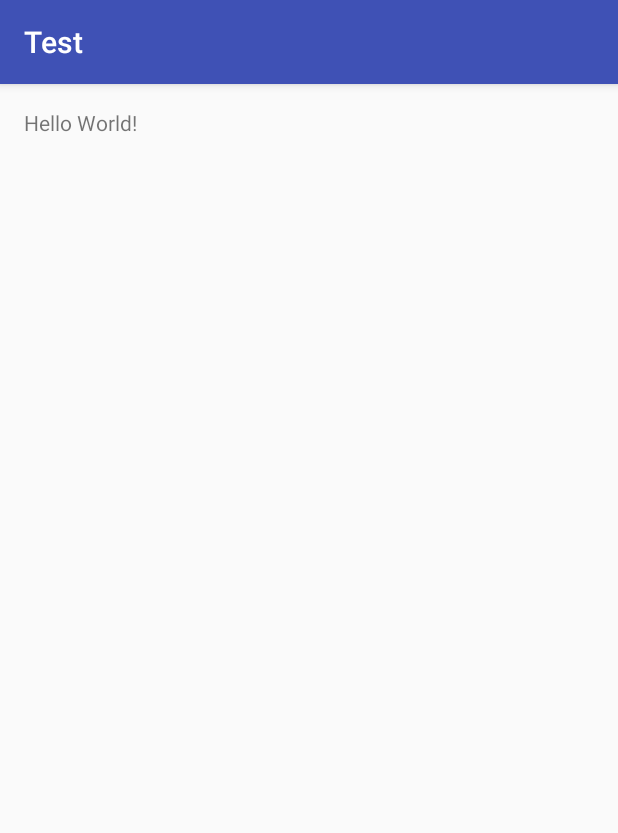
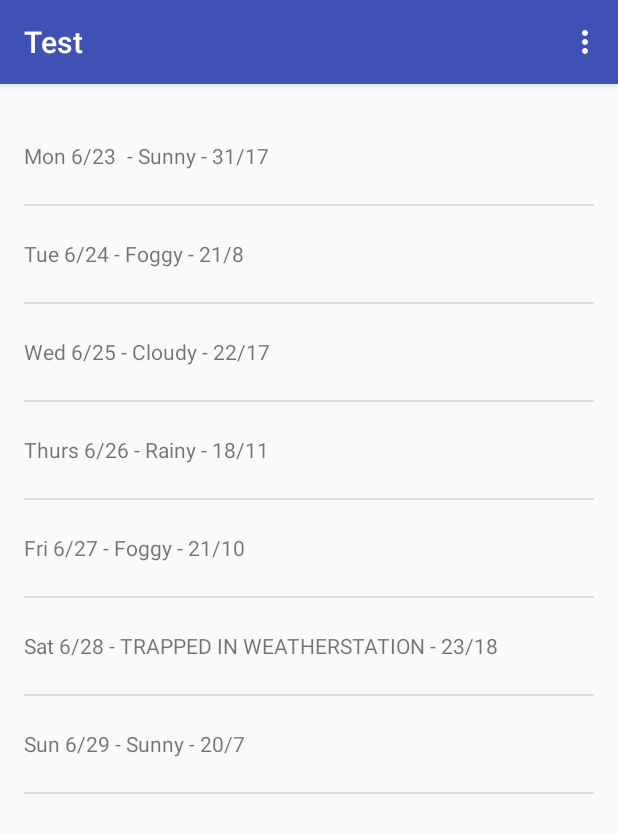
Before and after one commit to s4mur4i/android-test, an Android app: the screen it shows after launch (MainActivity), on a phone screen of 412 x 824 dp. Shown: the top 833 px of the screen. Run offline under Robolectric (Android 15) with nearby library versions, the phone set to English and light mode, and no system bars.

Commit message:
push daily

```diff
--- a/app/build.gradle
+++ b/app/build.gradle
@@ -10,12 +10,15 @@ android {
         targetSdkVersion 23
         versionCode 1
         versionName "1.0"
-    }
+        }
     buildTypes {
         release {
             minifyEnabled false
             proguardFiles getDefaultProguardFile('proguard-android.txt'), 'proguard-rules.pro'
         }
+    }
+    buildTypes.each {
+        it.buildConfigField 'String', 'OPEN_WEATHER_MAP_API_KEY', MyOpenWeatherMapApiKey
     }
 }
 
@@ -23,4 +26,5 @@ dependencies {
     compile fileTree(dir: 'libs', include: ['*.jar'])
     testCompile 'junit:junit:4.12'
     compile 'com.android.support:appcompat-v7:23.3.0'
+    compile 'com.android.support:support-v4:23.3.0'
 }
--- a/app/src/main/AndroidManifest.xml
+++ b/app/src/main/AndroidManifest.xml
@@ -1,6 +1,7 @@
 <?xml version="1.0" encoding="utf-8"?>
 <manifest xmlns:android="http://schemas.android.com/apk/res/android"
     package="hu.banhidy.test">
+    <uses-permission android:name="android.permission.INTERNET"/>
 
     <application
         android:allowBackup="true"
--- /dev/null
+++ b/app/src/main/java/hu/banhidy/test/ForecastFragment.java
@@ -0,0 +1,140 @@
+package hu.banhidy.test;
+
+/**
+ * Created by kbanhidy on 4/18/2016.
+ */
+import android.os.AsyncTask;
+import android.os.Bundle;
+import android.support.v4.app.Fragment;
+import android.util.Log;
+import android.view.LayoutInflater;
+import android.view.View;
+import android.view.ViewGroup;
+import android.widget.ArrayAdapter;
+import android.widget.ListView;
+
+import java.io.BufferedReader;
+import java.io.IOException;
+import java.io.InputStream;
+import java.io.InputStreamReader;
+import java.net.HttpURLConnection;
+import java.net.URL;
+import java.util.ArrayList;
+import java.util.Arrays;
+import java.util.List;
+
+/**
+ * Encapsulates fetching the forecast and displaying it as a {@link ListView} layout.
+ */
+public class ForecastFragment extends Fragment {
+
+    private ArrayAdapter<String> mForecastAdapter;
+
+    public ForecastFragment() {
+    }
+
+    @Override
+    public View onCreateView(LayoutInflater inflater, ViewGroup container,
+                             Bundle savedInstanceState) {
+
+        // Create some dummy data for the ListView.  Here's a sample weekly forecast
+        String[] data = {
+                "Mon 6/23 - Sunny - 31/17",
+                "Tue 6/24 - Foggy - 21/8",
+                "Wed 6/25 - Cloudy - 22/17",
+                "Thurs 6/26 - Rainy - 18/11",
+                "Fri 6/27 - Foggy - 21/10",
+                "Sat 6/28 - TRAPPED IN WEATHERSTATION - 23/18",
+                "Sun 6/29 - Sunny - 20/7"
+        };
+        List<String> weekForecast = new ArrayList<String>(Arrays.asList(data));
+
+        // Now that we have some dummy forecast data, create an ArrayAdapter.
+        // The ArrayAdapter will take data from a source (like our dummy forecast) and
+        // use it to populate the ListView it's attached to.
+        mForecastAdapter =
+                new ArrayAdapter<String>(
+                        getActivity(), // The current context (this activity)
+                        R.layout.list_item_forecast, // The name of the layout ID.
+                        R.id.list_item_forecast_textview, // The ID of the textview to populate.
+                        weekForecast);
+
+        View rootView = inflater.inflate(R.layout.fragment_main, container, false);
+
+        // Get a reference to the ListView, and attach this adapter to it.
+        ListView listView = (ListView) rootView.findViewById(R.id.listview_forecast);
+        listView.setAdapter(mForecastAdapter);
+
+        return rootView;
+    }
+
+    public class FetchWeatherTask extends AsyncTask<String, Void, Void> {
+
+        private final String LOG_TAG = FetchWeatherTask.class.getSimpleName();
+
+        @Override
+        protected Void doInBackground(String... params) {
+            // These two need to be declared outside the try/catch
+            // so that they can be closed in the finally block.
+            HttpURLConnection urlConnection = null;
+            BufferedReader reader = null;
+
+            // Will contain the raw JSON response as a string.
+            String forecastJsonStr = null;
+
+            try {
+                // Construct the URL for the OpenWeatherMap query
+                // Possible parameters are avaiable at OWM's forecast API page, at
+                // http://openweathermap.org/API#forecast
+                String baseUrl = "http://api.openweathermap.org/data/2.5/forecast/daily?q=94043&mode=json&units=metric&cnt=7";
+                String apiKey = "&APPID=" + BuildConfig.OPEN_WEATHER_MAP_API_KEY;
+                URL url = new URL(baseUrl.concat(apiKey));
+
+                // Create the request to OpenWeatherMap, and open the connection
+                urlConnection = (HttpURLConnection) url.openConnection();
+                urlConnection.setRequestMethod("GET");
+                urlConnection.connect();
+
+                // Read the input stream into a String
+                InputStream inputStream = urlConnection.getInputStream();
+                StringBuffer buffer = new StringBuffer();
+                if (inputStream == null) {
+                    // Nothing to do.
+                    return null;
+                }
+                reader = new BufferedReader(new InputStreamReader(inputStream));
+
+                String line;
+                while ((line = reader.readLine()) != null) {
+                    // Since it's JSON, adding a newline isn't necessary (it won't affect parsing)
+                    // But it does make debugging a *lot* easier if you print out the completed
+                    // buffer for debugging.
+                    buffer.append(line + "\n");
+                }
+
+                if (buffer.length() == 0) {
+                    // Stream was empty.  No point in parsing.
+                    return null;
+                }
+                forecastJsonStr = buffer.toString();
+            } catch (IOException e) {
+                Log.e(LOG_TAG, "Error ", e);
+                // If the code didn't successfully get the weather data, there's no point in attemping
+                // to parse it.
+                return null;
+            } finally {
+                if (urlConnection != null) {
+                    urlConnection.disconnect();
+                }
+                if (reader != null) {
+                    try {
+                        reader.close();
+                    } catch (final IOException e) {
+                        Log.e(LOG_TAG, "Error closing stream", e);
+                    }
+                }
+            }
+            return null;
+        }
+    }
+}
--- a/app/src/main/java/hu/banhidy/test/MainActivity.java
+++ b/app/src/main/java/hu/banhidy/test/MainActivity.java
@@ -1,13 +1,44 @@
 package hu.banhidy.test;
 
-import android.support.v7.app.AppCompatActivity;
 import android.os.Bundle;
+import android.support.v7.app.ActionBarActivity;
+import android.view.Menu;
+import android.view.MenuItem;
 
-public class MainActivity extends AppCompatActivity {
+public class MainActivity extends ActionBarActivity {
 
     @Override
     protected void onCreate(Bundle savedInstanceState) {
         super.onCreate(savedInstanceState);
         setContentView(R.layout.activity_main);
+        if (savedInstanceState == null) {
+            getSupportFragmentManager().beginTransaction()
+                    .add(R.id.container, new ForecastFragment())
+                    .commit();
+        }
+    }
+
+    @Override
+    public boolean onCreateOptionsMenu(Menu menu) {
+        // Inflate the menu; this adds items to the action bar if it is present.
+        getMenuInflater().inflate(R.menu.forecastfragment, menu);
+        return true;
+    }
+
+    @Override
+    public boolean onOptionsItemSelected(MenuItem item) {
+        // Handle action bar item clicks here. The action bar will
+        // automatically handle clicks on the Home/Up button, so long
+        // as you specify a parent activity in AndroidManifest.xml.
+        int id = item.getItemId();
+
+        //noinspection SimplifiableIfStatement
+        if (id == R.id.action_settings) {
+            ForecastFragment.FetchWeatherTask weatherTask = new ForecastFragment.FetchWeatherTask();
+            weatherTask.execute("94043");
+            return true;
+        }
+
+        return super.onOptionsItemSelected(item);
     }
 }
--- a/app/src/main/res/layout/activity_main.xml
+++ b/app/src/main/res/layout/activity_main.xml
@@ -1,16 +1,4 @@
-<?xml version="1.0" encoding="utf-8"?>
-<RelativeLayout xmlns:android="http://schemas.android.com/apk/res/android"
-    xmlns:tools="http://schemas.android.com/tools"
-    android:layout_width="match_parent"
-    android:layout_height="match_parent"
-    android:paddingBottom="@dimen/activity_vertical_margin"
-    android:paddingLeft="@dimen/activity_horizontal_margin"
-    android:paddingRight="@dimen/activity_horizontal_margin"
-    android:paddingTop="@dimen/activity_vertical_margin"
-    tools:context="hu.banhidy.test.MainActivity">
-
-    <TextView
-        android:layout_width="wrap_content"
-        android:layout_height="wrap_content"
-        android:text="Hello World!" />
-</RelativeLayout>
+<FrameLayout xmlns:android="http://schemas.android.com/apk/res/android"
+    xmlns:tools="http://schemas.android.com/tools" android:id="@+id/container"
+    android:layout_width="match_parent" android:layout_height="match_parent"
+    tools:context=".MainActivity" tools:ignore="MergeRootFrame" />
--- /dev/null
+++ b/app/src/main/res/layout/fragment_main.xml
@@ -0,0 +1,17 @@
+<FrameLayout xmlns:android="http://schemas.android.com/apk/res/android"
+    xmlns:tools="http://schemas.android.com/tools"
+    android:layout_width="match_parent"
+    android:layout_height="match_parent"
+    android:paddingLeft="@dimen/activity_horizontal_margin"
+
+    android:paddingRight="@dimen/activity_horizontal_margin"
+    android:paddingTop="@dimen/activity_vertical_margin"
+    android:paddingBottom="@dimen/activity_vertical_margin"
+    tools:context=".MainActivity$ForecastFragment">
+
+    <ListView
+        android:id="@+id/listview_forecast"
+        android:layout_width="match_parent"
+        android:layout_height="match_parent" />
+
+</FrameLayout>
--- /dev/null
+++ b/app/src/main/res/layout/list_item_forecast.xml
@@ -0,0 +1,8 @@
+<?xml version="1.0" encoding="utf-8"?>
+
+<TextView xmlns:android="http://schemas.android.com/apk/res/android"
+    android:layout_width="match_parent"
+    android:layout_height="wrap_content"
+    android:minHeight="?android:attr/listPreferredItemHeight"
+    android:gravity="center_vertical"
+    android:id="@+id/list_item_forecast_textview" />
--- /dev/null
+++ b/app/src/main/res/menu/forecastfragment.xml
@@ -0,0 +1,8 @@
+<?xml version="1.0" encoding="utf-8"?>
+
+<menu xmlns:android="http://schemas.android.com/apk/res/android"
+    xmlns:app="http://schemas.android.com/apk/res-auto">
+    <item android:id="@+id/action_refresh"
+        android:title="@string/action_refresh"
+        app:showAsAction="never" />
+</menu>
--- /dev/null
+++ b/app/src/main/res/menu/main.xml
@@ -0,0 +1,6 @@
+<menu xmlns:android="http://schemas.android.com/apk/res/android"
+    xmlns:app="http://schemas.android.com/apk/res-auto"
+    xmlns:tools="http://schemas.android.com/tools" tools:context=".MainActivity">
+    <item android:id="@+id/action_settings" android:title="@string/action_settings"
+        android:orderInCategory="100" app:showAsAction="never" />
+</menu>
--- a/app/src/main/res/values/strings.xml
+++ b/app/src/main/res/values/strings.xml
@@ -1,3 +1,8 @@
 <resources>
     <string name="app_name">Test</string>
+
+    <!-- TODO: Remove or change this placeholder text -->
+    <string name="hello_blank_fragment">Hello blank fragment</string>
+    <string name="action_refresh" translatable="false">Refresh</string>
+    <string name="action_settings">Settings</string>
 </resources>
--- a/gradle.properties
+++ b/gradle.properties
@@ -16,3 +16,5 @@
 # This option should only be used with decoupled projects. More details, visit
 # http://www.gradle.org/docs/current/userguide/multi_project_builds.html#sec:decoupled_projects
 # org.gradle.parallel=true
+
+MyOpenWeatherMapApiKey="7b40a49fe841dde4cd81e5daf2fd3893"
```
Also changed, not shown: app/src/main/ic_launcher-web.png (added), app/src/main/res/mipmap-hdpi/ic_launcher.png, app/src/main/res/mipmap-mdpi/ic_launcher.png, app/src/main/res/mipmap-xhdpi/ic_launcher.png, app/src/main/res/mipmap-xxhdpi/ic_launcher.png, app/src/main/res/mipmap-xxxhdpi/ic_launcher.png.
